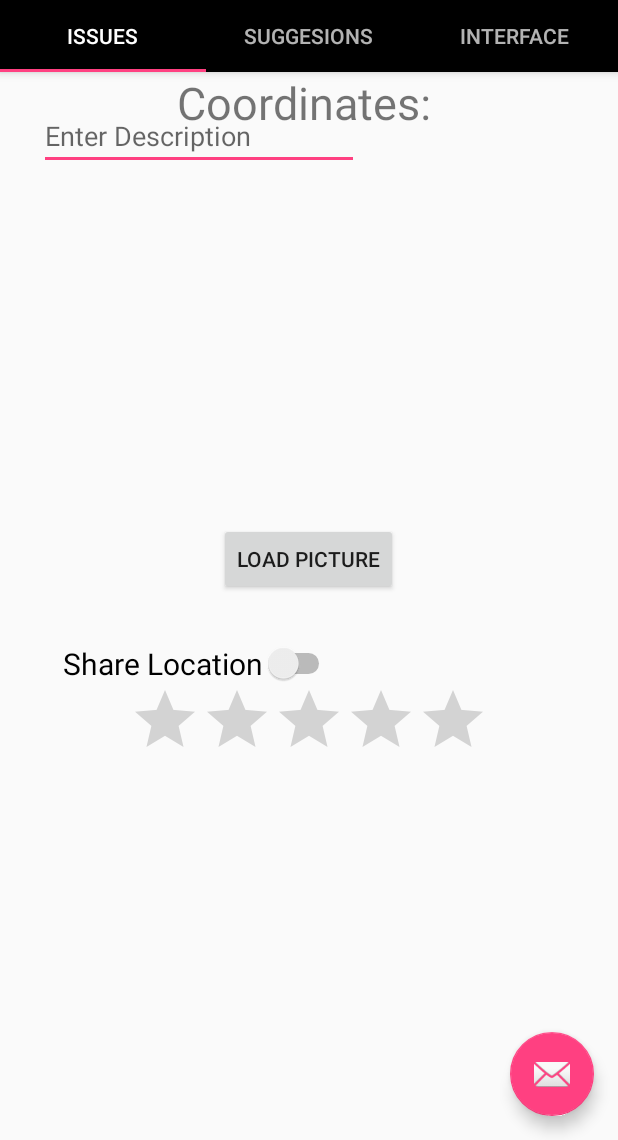
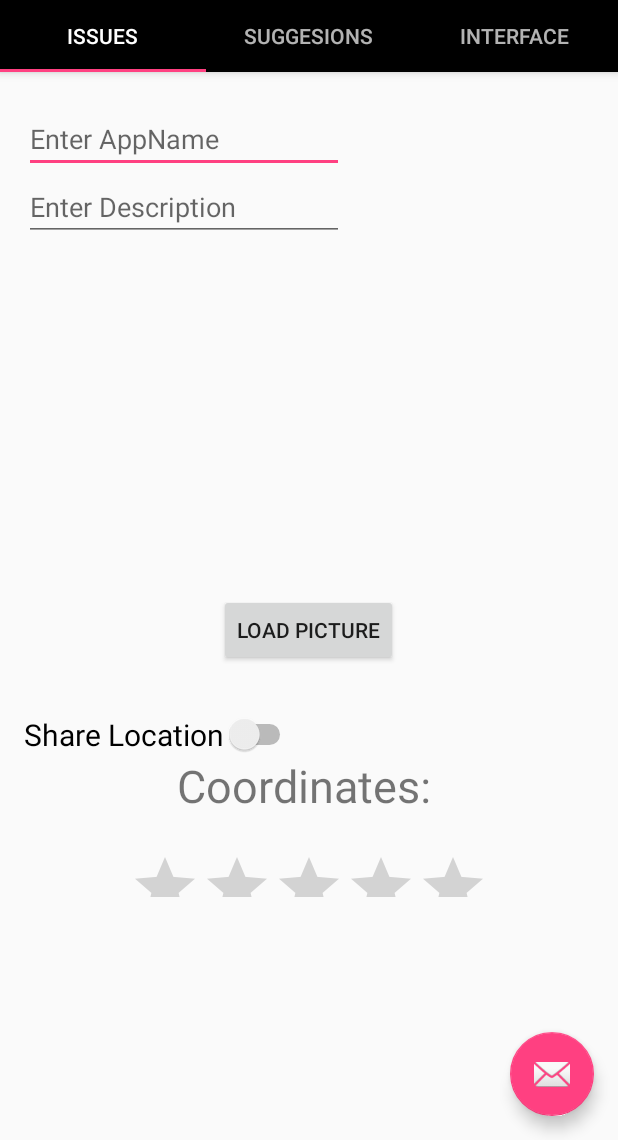
Before and after one commit to TineshShah/T_tabbed1, an Android app: the screen it shows after launch (TabTin), on a phone screen of 412 x 824 dp, the part 96-1236 px from its top. Run offline under Robolectric (Android 15) with nearby library versions, the phone set to English and light mode, and no system bars; libraries missing offline, so code that uses them is left out: me.toptas.fancyshowcase; 1 statement that could not run was skipped.

Commit message:
scroll view and Appname

```diff
--- a/app/src/main/java/com/example/tinesh/t_tabbed/TabTin.java
+++ b/app/src/main/java/com/example/tinesh/t_tabbed/TabTin.java
@@ -3,6 +3,7 @@ package com.example.tinesh.t_tabbed;
 import android.Manifest;
 import android.content.Intent;
 import android.content.pm.PackageManager;
+import android.content.res.Configuration;
 import android.database.Cursor;
 import android.graphics.BitmapFactory;
 import android.graphics.drawable.AnimatedStateListDrawable;
@@ -77,6 +78,7 @@ public class TabTin extends AppCompatActivity {
     protected void onCreate(Bundle savedInstanceState) {
         super.onCreate(savedInstanceState);
         setContentView(R.layout.activity_tab_tin);
+
         locationManager = (LocationManager) getSystemService(LOCATION_SERVICE);
         listener = new LocationListener() {
             @Override
--- a/app/src/main/res/layout/activity_tab_tin.xml
+++ b/app/src/main/res/layout/activity_tab_tin.xml
@@ -36,7 +36,7 @@
     <android.support.v4.view.ViewPager
         android:id="@+id/container"
         android:layout_width="wrap_content"
-        android:layout_height="match_parent"
+        android:layout_height="550dp"
         app:layout_behavior="@string/appbar_scrolling_view_behavior" />
 
     <android.support.design.widget.FloatingActionButton
--- a/app/src/main/res/layout/tab1.xml
+++ b/app/src/main/res/layout/tab1.xml
@@ -1,18 +1,35 @@
 <?xml version="1.0" encoding="utf-8"?>
+<ScrollView xmlns:android="http://schemas.android.com/apk/res/android"
+    android:id="@+id/ScrollView01"
+    android:layout_width="match_parent"
+    android:layout_height="match_parent"
+    android:fillViewport="true"
+    android:scrollbars="none">
 
-<RelativeLayout xmlns:android="http://schemas.android.com/apk/res/android"
+    <RelativeLayout xmlns:android="http://schemas.android.com/apk/res/android"
     android:layout_width="match_parent" android:layout_height="match_parent"
     android:onClick="tab1myMethod">
 
-    <Button
-        android:id="@+id/btnSendTab1"
-        android:layout_width="wrap_content"
-        android:layout_height="wrap_content"
-        android:onClick="Something"
-        android:text="Send"
-        android:layout_alignParentBottom="true"
-        android:layout_centerHorizontal="true" />
 
+        <EditText
+            android:id="@+id/editTextAppname"
+            android:layout_width="wrap_content"
+            android:layout_height="wrap_content"
+            android:layout_marginTop="22dp"
+            android:ems="10"
+            android:hint="Enter AppName"
+            android:inputType="textMultiLine"
+            android:layout_alignParentTop="true"
+            android:layout_alignStart="@+id/editTextDescription" />
+        <EditText
+            android:id="@+id/editTextDescription"
+            android:layout_width="wrap_content"
+            android:layout_height="wrap_content"
+            android:ems="10"
+            android:hint="Enter Description"
+            android:inputType="textMultiLine"
+            android:layout_below="@+id/editTextAppname"
+            android:layout_alignStart="@+id/sharelocation" />
     <ImageView
         android:id="@+id/imgView"
         android:layout_width="149dp"
@@ -20,7 +37,7 @@
         android:adjustViewBounds="false"
         android:cropToPadding="false"
         android:layout_marginTop="14dp"
-        android:layout_below="@+id/editText4"
+        android:layout_below="@+id/editTextDescription"
         android:layout_centerHorizontal="true" />
 
     <Button
@@ -48,22 +65,13 @@
         android:layout_alignStart="@+id/editText4"
         android:onClick="switchOn"/>
 
-    <EditText
-        android:id="@+id/editText4"
-        android:layout_width="wrap_content"
-        android:layout_height="wrap_content"
-        android:layout_alignParentStart="true"
-        android:layout_alignParentTop="true"
-        android:layout_marginStart="26dp"
-        android:layout_marginTop="20dp"
-        android:ems="10"
-        android:hint="Enter Description"
-        android:inputType="textMultiLine" />
+
 
     <RatingBar
         android:id="@+id/ratingBar"
         android:layout_width="wrap_content"
         android:layout_height="wrap_content"
+        android:layout_marginTop="64dp"
         android:layout_below="@+id/sharelocation"
         android:layout_centerHorizontal="true" />
 
@@ -74,15 +82,18 @@
         android:text="Coordinates: "
         android:textSize="30sp"
         android:id="@+id/textView1"
-        android:layout_alignParentLeft="true"
+        android:layout_below="@+id/sharelocation"
         android:layout_alignParentStart="true" />
-   <!-- <Button
+    <Button
+        android:id="@+id/btnSendTab1"
         android:layout_width="wrap_content"
         android:layout_height="wrap_content"
-        android:text="Request Lcation"
-        android:onClick="loadpermission"
-        android:id="@+id/buttonlocation"
-        android:layout_below="@+id/imgView"
-        android:layout_alignStart="@+id/imgView" />-->
+        android:onClick="Something"
+        android:text="@string/Send"
+        android:layout_marginTop="56dp"
+        android:layout_below="@+id/ratingBar"
+        android:layout_centerHorizontal="true" />
 
-</RelativeLayout>
+    </RelativeLayout>
+
+    </ScrollView>
--- a/app/src/main/res/values/strings.xml
+++ b/app/src/main/res/values/strings.xml
@@ -3,4 +3,5 @@
     <string name="action_settings">Settings</string>
     <string name="section_format">Hello World from section: %1$d</string>
     <string name="button">Button</string>
+    <string name="Send">Send</string>
 </resources>
```
